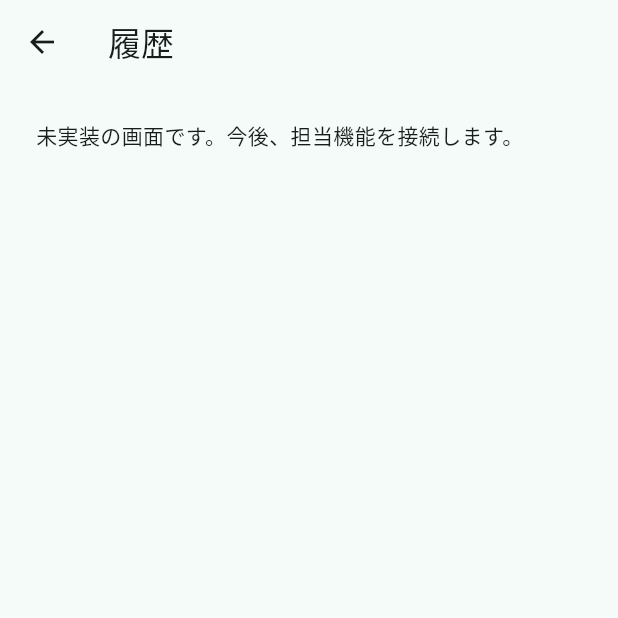
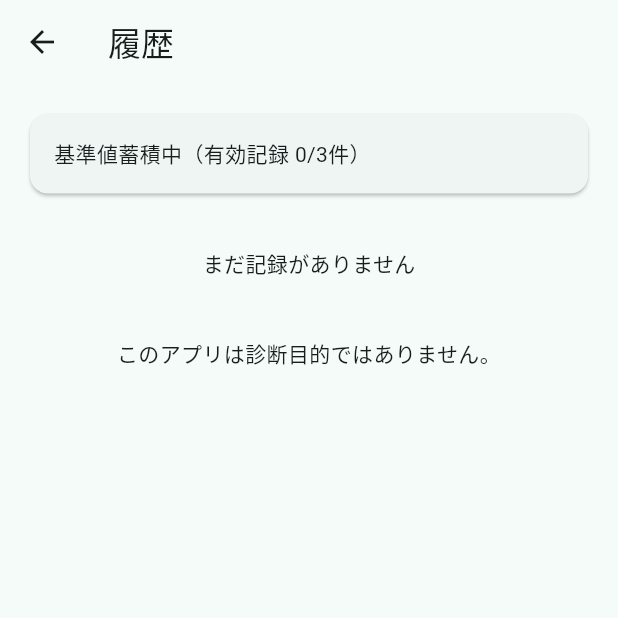
Before and after one commit to jphacks/os_2604, a Flutter app: the screen it shows after launch, after a tap on "説明を確認して次へ", after a tap on "履歴", on a phone screen of 412 x 824 dp, the top half of it. Run offline on Flutter 3.47's test engine with Material 3 defaults, Android fonts, the phone set to English and light mode, and no system bars; our stand-ins replace camera, drift, drift_flutter; missing offline and left inert: google_mlkit_face_detection; accounts and stored records are empty; generated files the repository leaves out were written again.

Commit message:
add: add history, settings delete and home status
History lists records with baseline comparison and per-record delete; settings deletes all health records; home shows today's status and the latest result. Widget tests unmount before teardown so Drift stream timers do not hang.

Co-Authored-By: Claude Opus 5.5 <noreply@anthropic.com>

```diff
--- a/lib/app.dart
+++ b/lib/app.dart
@@ -1,12 +1,13 @@
 import 'package:flutter/material.dart';
 import 'package:flutter_localizations/flutter_localizations.dart';
 
-import 'foundation/scaffold_pages.dart';
 import 'navigation/app_routes.dart';
+import 'screens/history_screen.dart';
 import 'screens/home_screen.dart';
 import 'screens/onboarding_screen.dart';
 import 'screens/result_screen.dart';
 import 'screens/scan_screen.dart';
+import 'screens/settings_screen.dart';
 import 'services/db/health_record_repository.dart';
 import 'services/settings/onboarding_store.dart';
 import 'widgets/onboarding_gate.dart';
@@ -17,15 +18,21 @@ class MorningCheckApp extends StatelessWidget {
     required this.onboardingStore,
     required this.repository,
     required this.createScanSession,
+    this.now = DateTime.now,
   });
 
   final OnboardingStore onboardingStore;
   final HealthRecordRepository repository;
 
+  /// 本日判定・履歴基準値に使う時計。テストでは固定する。
+  final DateTime Function() now;
+
   /// 撮影画面ごとに1回呼ばれる。本番は CameraScanService、テストは偽物を返す。
   final ScanSession Function() createScanSession;
 
   Widget _home(BuildContext context) => HomeScreen(
+    repository: repository,
+    now: now,
     onStartCheck: () => Navigator.of(context).pushNamed(AppRoutes.scan),
     onOpenHistory: () => Navigator.of(context).pushNamed(AppRoutes.history),
     onOpenSettings: () => Navigator.of(context).pushNamed(AppRoutes.settings),
@@ -65,8 +72,9 @@ class MorningCheckApp extends StatelessWidget {
                     .popUntil(ModalRoute.withName(AppRoutes.home)),
           );
         },
-        AppRoutes.history: (_) => const FoundationPlaceholderPage(title: '履歴'),
-        AppRoutes.settings: (_) => const FoundationPlaceholderPage(title: '設定'),
+        AppRoutes.history: (_) =>
+            HistoryScreen(repository: repository, now: now),
+        AppRoutes.settings: (_) => SettingsScreen(repository: repository),
       },
     );
   }
--- a/lib/foundation/scaffold_pages.dart
+++ /dev/null
@@ -1,47 +0,0 @@
-import 'package:flutter/material.dart';
-
-import '../navigation/app_routes.dart';
-
-/// Temporary development launcher, replaced by agent 2's production screens.
-class FoundationHomePage extends StatelessWidget {
-  const FoundationHomePage({super.key});
-
-  @override
-  Widget build(BuildContext context) {
-    return Scaffold(
-      appBar: AppBar(title: const Text('15秒健康チェック')),
-      body: ListView(
-        padding: const EdgeInsets.all(24),
-        children: [
-          const Text('開発用の画面骨格'),
-          const SizedBox(height: 12),
-          const Text('画面遷移の確認用です。撮影・計測・保存はまだ利用できません。'),
-          const SizedBox(height: 24),
-          for (final entry in AppRoutes.destinations.entries)
-            ListTile(
-              title: Text(entry.value),
-              trailing: const Icon(Icons.chevron_right),
-              onTap: () => Navigator.of(context).pushNamed(entry.key),
-            ),
-        ],
-      ),
-    );
-  }
-}
-
-class FoundationPlaceholderPage extends StatelessWidget {
-  const FoundationPlaceholderPage({required this.title, super.key});
-
-  final String title;
-
-  @override
-  Widget build(BuildContext context) {
-    return Scaffold(
-      appBar: AppBar(title: Text(title)),
-      body: const Padding(
-        padding: EdgeInsets.all(24),
-        child: Text('未実装の画面です。今後、担当機能を接続します。'),
-      ),
-    );
-  }
-}
--- /dev/null
+++ b/lib/screens/history_screen.dart
@@ -0,0 +1,194 @@
+import 'dart:async';
+
+import 'package:flutter/material.dart';
+
+import '../models/health_check_result.dart';
+import '../navigation/app_routes.dart';
+import '../services/analysis/history_baseline.dart';
+import '../services/db/health_record_repository.dart';
+
+/// 保存済みの記録を新しい順に並べ、過去の自分の基準値と個別削除を提供する。
+class HistoryScreen extends StatefulWidget {
+  const HistoryScreen({
+    super.key,
+    required this.repository,
+    this.now = DateTime.now,
+  });
+
+  final HealthRecordRepository repository;
+
+  /// 基準値の期間（今日を除く直近7日）の起点。テストでは固定時刻を渡す。
+  final DateTime Function() now;
+
+  @override
+  State<HistoryScreen> createState() => _HistoryScreenState();
+}
+
+class _HistoryScreenState extends State<HistoryScreen> {
+  StreamSubscription<List<HealthCheckResult>>? _sub;
+  List<HealthCheckResult>? _records;
+  bool _error = false;
+
+  @override
+  void initState() {
+    super.initState();
+    _sub = widget.repository.watchAll().listen(
+      (records) {
+        setState(() {
+          _records = records;
+          _error = false;
+        });
+      },
+      onError: (Object _) {
+        if (mounted) setState(() => _error = true);
+      },
+    );
+  }
+
+  @override
+  void dispose() {
+    _sub?.cancel();
+    super.dispose();
+  }
+
+  Future<void> _confirmDelete(HealthCheckResult r) async {
+    final ok = await showDialog<bool>(
+      context: context,
+      builder: (context) => AlertDialog(
+        title: const Text('この記録を削除しますか？'),
+        content: Text('${_fmt(r.measuredAt)} の記録を削除します。元に戻せません。'),
+        actions: [
+          TextButton(
+            onPressed: () => Navigator.of(context).pop(false),
+            child: const Text('キャンセル'),
+          ),
+          FilledButton(
+            onPressed: () => Navigator.of(context).pop(true),
+            child: const Text('削除する'),
+          ),
+        ],
+      ),
+    );
+    if (ok != true) return;
+    String message;
+    try {
+      await widget.repository.delete(r.id);
+      message = '記録を削除しました';
+    } catch (_) {
+      message = '記録を削除できませんでした（削除されていません）';
+    }
+    if (!mounted) return;
+    ScaffoldMessenger.of(context)
+        .showSnackBar(SnackBar(content: Text(message)));
+  }
+
+  @override
+  Widget build(BuildContext context) {
+    return Scaffold(
+      appBar: AppBar(title: const Text('履歴')),
+      body: SafeArea(child: _body(context)),
+    );
+  }
+
+  Widget _body(BuildContext context) {
+    final records = _records;
+    if (_error) return const Center(child: Text('履歴を読み込めませんでした。'));
+    if (records == null) {
+      return const Center(child: CircularProgressIndicator());
+    }
+    return ListView(
+      padding: const EdgeInsets.all(16),
+      children: [
+        _baselineCard(records),
+        const SizedBox(height: 8),
+        if (records.isEmpty)
+          const Padding(
+            padding: EdgeInsets.all(24),
+            child: Center(child: Text('まだ記録がありません')),
+          ),
+        for (var i = 0; i < records.length; i++) ...[
+          if (i == 0 ||
+              !_sameDay(records[i - 1].measuredAt, records[i].measuredAt))
+            Padding(
+              padding: const EdgeInsets.only(top: 12, bottom: 4),
+              child: Text(
+                _date(records[i].measuredAt),
+                style: Theme.of(context).textTheme.titleSmall,
+              ),
+            ),
+          _tile(records[i]),
+        ],
+        const SizedBox(height: 16),
+        const Text('このアプリは診断目的ではありません。', textAlign: TextAlign.center),
+      ],
+    );
+  }
+
+  Widget _baselineCard(List<HealthCheckResult> records) {
+    final b = calculateHistoryBaseline([
+      for (final r in records)
+        (
+          measuredAt: r.measuredAt,
+          isValid: r.quality == MeasurementQuality.good,
+          selfCondition: r.selfCondition,
+        ),
+    ], referenceDate: widget.now());
+    final String text;
+    if (b.selfConditionMedian != null) {
+      text =
+          '直近7日間（今日を除く）の体調の中央値：${b.selfConditionMedian} / 5'
+          '（有効記録 ${b.validRecordCount}件）';
+    } else if (b.validRecordCount < 3) {
+      text = '基準値蓄積中（有効記録 ${b.validRecordCount}/3件）';
+    } else {
+      text = '基準値蓄積中（体調の記録 ${b.selfConditionCount}/3件）';
+    }
+    return Card(
+      child: Padding(padding: const EdgeInsets.all(16), child: Text(text)),
+    );
+  }
+
+  Widget _tile(HealthCheckResult r) {
+    final t = r.bodyTemperatureC;
+    return ListTile(
+      contentPadding: EdgeInsets.zero,
+      title: Text(_fmt(r.measuredAt)),
+      subtitle: Text(
+        '品質：${_quality(r.quality)}　'
+        '体調：${r.selfCondition == null ? '未測定' : '${r.selfCondition} / 5'}\n'
+        '体温：${t == null ? '未測定' : '$t ℃（${_source(r.temperatureSource)}）'}',
+      ),
+      isThreeLine: true,
+      onTap: () =>
+          Navigator.of(context).pushNamed(AppRoutes.result, arguments: r.id),
+      trailing: IconButton(
+        icon: const Icon(Icons.delete_outline),
+        tooltip: '${_fmt(r.measuredAt)} の記録を削除',
+        onPressed: () => _confirmDelete(r),
+      ),
+    );
+  }
+
+  static bool _sameDay(DateTime a, DateTime b) =>
+      a.year == b.year && a.month == b.month && a.day == b.day;
+
+  static String _two(int n) => n.toString().padLeft(2, '0');
+
+  static String _date(DateTime d) =>
+      '${d.year}/${_two(d.month)}/${_two(d.day)}';
+
+  static String _fmt(DateTime d) =>
+      '${_date(d)} ${_two(d.hour)}:${_two(d.minute)}';
+
+  static String _quality(MeasurementQuality q) => switch (q) {
+    MeasurementQuality.good => '良好',
+    MeasurementQuality.poor => '不十分',
+    MeasurementQuality.interrupted => '中断',
+  };
+
+  static String _source(TemperatureSource s) => switch (s) {
+    TemperatureSource.manual => '手入力',
+    TemperatureSource.healthPlatform => 'ヘルスプラットフォーム',
+    TemperatureSource.none => '出典なし',
+  };
+}
--- a/lib/screens/home_screen.dart
+++ b/lib/screens/home_screen.dart
@@ -1,15 +1,22 @@
 import 'package:flutter/material.dart';
 
-/// サービス接続前のホーム。記録の有無を推測して表示しない。
+import '../models/health_check_result.dart';
+import '../services/db/health_record_repository.dart';
+
+/// ホーム。本日の実施状態と前回結果は保存済みの記録から表示する。
 class HomeScreen extends StatelessWidget {
   const HomeScreen({
     super.key,
+    required this.repository,
+    this.now = DateTime.now,
     required this.onStartCheck,
     required this.onOpenHistory,
     required this.onOpenSettings,
     this.onShowExplanation,
   });
 
+  final HealthRecordRepository repository;
+  final DateTime Function() now;
   final VoidCallback onStartCheck;
   final VoidCallback onOpenHistory;
   final VoidCallback onOpenSettings;
@@ -30,8 +37,11 @@ class HomeScreen extends StatelessWidget {
                 style: Theme.of(context).textTheme.headlineSmall,
               ),
               const SizedBox(height: 16),
-              const Text('記録を確認できません（履歴未接続）。'),
-              const SizedBox(height: 24),
+              StreamBuilder<List<HealthCheckResult>>(
+                stream: repository.watchAll(),
+                builder: (context, snapshot) => _status(snapshot),
+              ),
+              const SizedBox(height: 16),
               FilledButton(
                 onPressed: onStartCheck,
                 child: const Text('チェック開始'),
@@ -56,4 +66,42 @@ class HomeScreen extends StatelessWidget {
       ),
     );
   }
+
+  Widget _status(AsyncSnapshot<List<HealthCheckResult>> snapshot) {
+    if (snapshot.hasError) return const Text('記録を読み込めませんでした。');
+    final records = snapshot.data;
+    if (records == null) return const Text('記録を読み込み中です…');
+    final n = now();
+    final todayDone = records.any(
+      (r) =>
+          r.quality == MeasurementQuality.good &&
+          r.measuredAt.toLocal().year == n.year &&
+          r.measuredAt.toLocal().month == n.month &&
+          r.measuredAt.toLocal().day == n.day,
+    );
+    final latest = records.isEmpty ? null : records.first;
+    String two(int v) => v.toString().padLeft(2, '0');
+    final quality = switch (latest?.quality) {
+      MeasurementQuality.good => '良好',
+      MeasurementQuality.poor => '不十分',
+      MeasurementQuality.interrupted => '中断',
+      null => '',
+    };
+    return Column(
+      crossAxisAlignment: CrossAxisAlignment.start,
+      children: [
+        Text(todayDone ? '本日は記録済み' : '本日はまだ記録がありません'),
+        const SizedBox(height: 8),
+        if (latest == null)
+          const Text('前回結果：まだ記録がありません')
+        else
+          Text(
+            '前回結果：${latest.measuredAt.year}/${two(latest.measuredAt.month)}/'
+            '${two(latest.measuredAt.day)} ${two(latest.measuredAt.hour)}:'
+            '${two(latest.measuredAt.minute)}　品質：$quality　'
+            '体調：${latest.selfCondition == null ? '未測定' : '${latest.selfCondition} / 5'}',
+          ),
+      ],
+    );
+  }
 }
```
Also changed, not shown: lib/screens/settings_screen.dart (added, +81 -0 lines), 4 other files.
